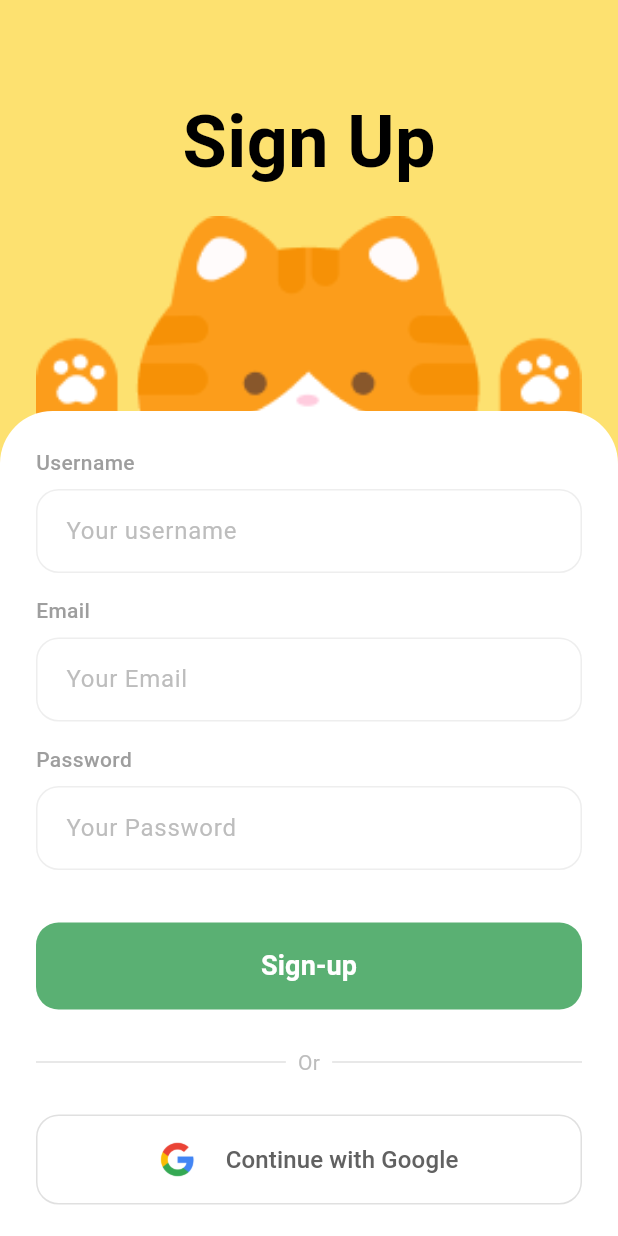
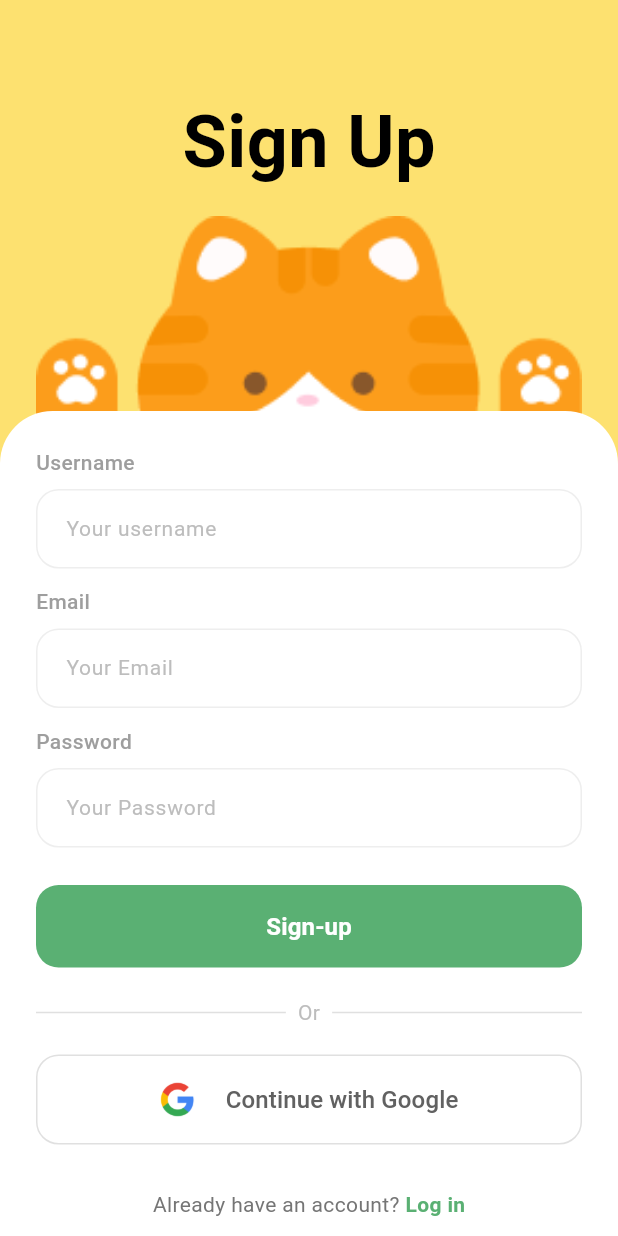
Before and after one commit to PuthoPutho/PetPoint, a Flutter app: the screen it shows after launch, after a tap on "sign up", on a phone screen of 412 x 824 dp. Run offline on Flutter 3.47's test engine with Material 3 defaults, Android fonts, the phone set to English and light mode, and no system bars; our stand-ins replace flutter_dotenv, flutter_secure_storage, google_sign_in, image_picker, lucide_icons, supabase_flutter; missing offline and left inert: spider_chart; accounts and stored records are empty; Roboto replaces fonts that are missing (GoogleSans).

Commit message:
feat: implement user authentication screens and backend services for signup and quiz management

```diff
--- a/frontend/lib/screens/login/login.dart
+++ b/frontend/lib/screens/login/login.dart
@@ -87,8 +87,8 @@ class _LoginScreenState extends State<LoginScreen> {
           );
 
           ScaffoldMessenger.of(context).showSnackBar(
-            const SnackBar(
-              content: Text('Google Login Successful!'),
+            SnackBar(
+              content: Text('Welcome, $username!'),
               backgroundColor: Colors.green,
             ),
           );
@@ -185,8 +185,8 @@ class _LoginScreenState extends State<LoginScreen> {
         }
 
         ScaffoldMessenger.of(context).showSnackBar(
-          const SnackBar(
-            content: Text('Login Successful!'),
+          SnackBar(
+            content: Text('Welcome, $username!'),
             backgroundColor: Colors.green,
           ),
         );
@@ -344,7 +344,7 @@ class _LoginScreenState extends State<LoginScreen> {
                         hint: 'Your Email',
                         controller: _emailController,
                       ),
-                      const SizedBox(height: 20),
+                      const SizedBox(height: 18),
 
                       const Text(
                         'Password',
@@ -369,7 +369,7 @@ class _LoginScreenState extends State<LoginScreen> {
                           onPressed: _isLoading ? null : _loginAPI,
                           style: ElevatedButton.styleFrom(
                             backgroundColor: primaryGreen,
-                            padding: const EdgeInsets.symmetric(vertical: 16),
+                            padding: const EdgeInsets.symmetric(vertical: 18),
                             shape: RoundedRectangleBorder(
                               borderRadius: BorderRadius.circular(15),
                             ),
@@ -382,14 +382,14 @@ class _LoginScreenState extends State<LoginScreen> {
                               : const Text(
                                   'Login',
                                   style: TextStyle(
-                                    fontSize: 18,
+                                    fontSize: 16,
                                     color: Colors.white,
                                     fontWeight: FontWeight.bold,
                                   ),
                                 ),
                         ),
                       ),
-                      const SizedBox(height: 25),
+                      const SizedBox(height: 20),
 
                       // เส้นคั่น Or
                       Row(
@@ -405,7 +405,7 @@ class _LoginScreenState extends State<LoginScreen> {
                           Expanded(child: Divider(color: Colors.grey.shade300)),
                         ],
                       ),
-                      const SizedBox(height: 25),
+                      const SizedBox(height: 20),
 
                       // ปุ่ม Google
                       SizedBox(
@@ -504,12 +504,13 @@ class _LoginScreenState extends State<LoginScreen> {
     required TextEditingController controller,
   }) {
     return TextField(
-      controller: controller, // เพิ่มบรรทัดนี้
+      controller: controller,
       obscureText: isPassword,
+      style: const TextStyle(fontSize: 14),
       decoration: InputDecoration(
         hintText: hint,
-        hintStyle: TextStyle(color: Colors.grey.shade400),
-        contentPadding: const EdgeInsets.all(16),
+        hintStyle: TextStyle(color: Colors.grey.shade400 ,fontSize: 14),
+        contentPadding: const EdgeInsets.symmetric(vertical: 12, horizontal: 16),
         enabledBorder: OutlineInputBorder(
           borderRadius: BorderRadius.circular(15),
           borderSide: BorderSide(color: Colors.grey.shade200),
--- a/frontend/lib/screens/signup/sign_up.dart
+++ b/frontend/lib/screens/signup/sign_up.dart
@@ -137,17 +137,17 @@ class _SignUpScreenState extends State<SignUpScreen> {
                       const Text('Username', style: TextStyle(color: Colors.grey, fontWeight: FontWeight.w500)),
                       const SizedBox(height: 8),
                       _buildTextField(hint: 'Your username', controller: _usernameController),
-                      const SizedBox(height: 15),
+                      const SizedBox(height: 12),
 
                       const Text('Email', style: TextStyle(color: Colors.grey, fontWeight: FontWeight.w500)),
                       const SizedBox(height: 8),
                       _buildTextField(hint: 'Your Email', controller: _emailController),
-                      const SizedBox(height: 15),
+                      const SizedBox(height: 12),
 
                       const Text('Password', style: TextStyle(color: Colors.grey, fontWeight: FontWeight.w500)),
                       const SizedBox(height: 8),
                       _buildTextField(hint: 'Your Password', isPassword: true, controller: _passwordController),
-                      const SizedBox(height: 35),
+                      const SizedBox(height: 25),
 
                       SizedBox(
                         width: double.infinity,
@@ -161,10 +161,10 @@ class _SignUpScreenState extends State<SignUpScreen> {
                           ),
                           child: _isLoading
                             ? const CircularProgressIndicator(color: Colors.white)
-                            : const Text('Sign-up', style: TextStyle(fontSize: 18, color: Colors.white, fontWeight: FontWeight.bold)),
+                            : const Text('Sign-up', style: TextStyle(fontSize: 16, color: Colors.white, fontWeight: FontWeight.bold)),
                         ),
                       ),
-                      const SizedBox(height: 25),
+                      const SizedBox(height: 20),
 
                       Row(
                         children: [
@@ -176,7 +176,7 @@ class _SignUpScreenState extends State<SignUpScreen> {
                           Expanded(child: Divider(color: Colors.grey.shade300)),
                         ],
                       ),
-                      const SizedBox(height: 25),
+                      const SizedBox(height: 18),
 
                       SizedBox(
                         width: double.infinity,
@@ -250,6 +250,7 @@ class _SignUpScreenState extends State<SignUpScreen> {
     return TextField(
       controller: controller,
       obscureText: isPassword,
+      style: const TextStyle(fontSize: 14),
       decoration: InputDecoration(
         hintText: hint,
         hintStyle: TextStyle(color: Colors.grey.shade400),
```
